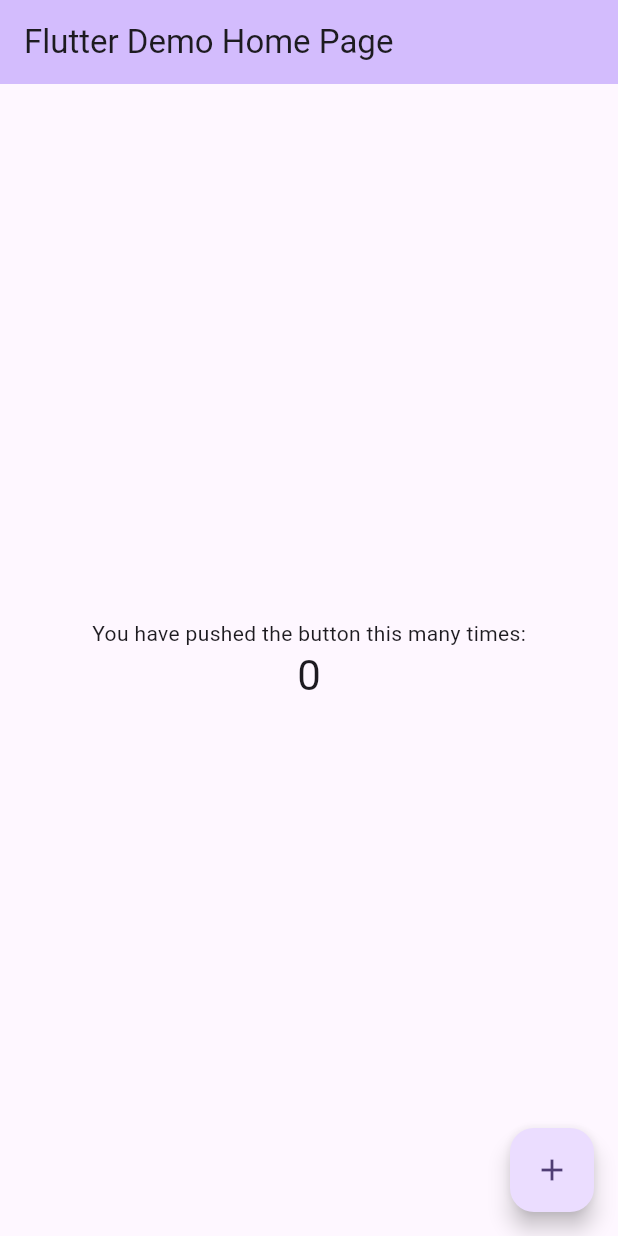
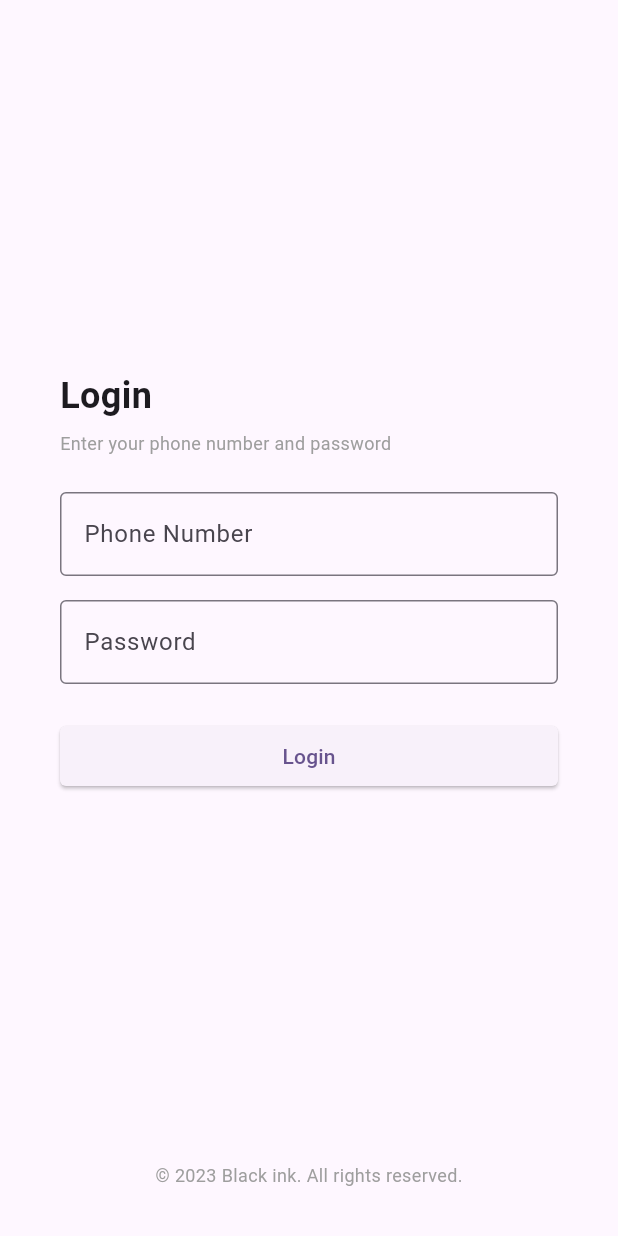
Before and after one commit to eyoelmeles/BuildConnectMobile, a Flutter app: the screen it shows after launch, on a phone screen of 412 x 824 dp. Run offline on Flutter 3.47's test engine with Material 2 defaults, Android fonts, the phone set to English and light mode, and no system bars.

Commit message:
add: packages, create: login ui

```diff
--- a/lib/main.dart
+++ b/lib/main.dart
@@ -1,3 +1,4 @@
+import 'package:build_connect_mobile/presentation/screens/login.dart';
 import 'package:flutter/material.dart';
 
 void main() {
@@ -7,46 +8,21 @@
 class MyApp extends StatelessWidget {
   const MyApp({super.key});
 
-  // This widget is the root of your application.
   @override
   Widget build(BuildContext context) {
     return MaterialApp(
       title: 'Flutter Demo',
       theme: ThemeData(
-        // This is the theme of your application.
-        //
-        // TRY THIS: Try running your application with "flutter run". You'll see
-        // the application has a blue toolbar. Then, without quitting the app,
-        // try changing the seedColor in the colorScheme below to Colors.green
-        // and then invoke "hot reload" (save your changes or press the "hot
-        // reload" button in a Flutter-supported IDE, or press "r" if you used
-        // the command line to start the app).
-        //
-        // Notice that the counter didn't reset back to zero; the application
-        // state is not lost during the reload. To reset the state, use hot
-        // restart instead.
-        //
-        // This works for code too, not just values: Most code changes can be
-        // tested with just a hot reload.
         colorScheme: ColorScheme.fromSeed(seedColor: Colors.deepPurple),
         useMaterial3: true,
       ),
-      home: const MyHomePage(title: 'Flutter Demo Home Page'),
+      home: const MyHomePage(title: 'BuildConnect Daily Report'),
     );
   }
 }
 
 class MyHomePage extends StatefulWidget {
   const MyHomePage({super.key, required this.title});
-
-  // This widget is the home page of your application. It is stateful, meaning
-  // that it has a State object (defined below) that contains fields that affect
-  // how it looks.
-
-  // This class is the configuration for the state. It holds the values (in this
-  // case the title) provided by the parent (in this case the App widget) and
-  // used by the build method of the State. Fields in a Widget subclass are
-  // always marked "final".
 
   final String title;
 
@@ -59,67 +35,18 @@
 
   void _incrementCounter() {
     setState(() {
-      // This call to setState tells the Flutter framework that something has
-      // changed in this State, which causes it to rerun the build method below
-      // so that the display can reflect the updated values. If we changed
-      // _counter without calling setState(), then the build method would not be
-      // called again, and so nothing would appear to happen.
       _counter++;
     });
   }
 
   @override
   Widget build(BuildContext context) {
-    // This method is rerun every time setState is called, for instance as done
-    // by the _incrementCounter method above.
-    //
-    // The Flutter framework has been optimized to make rerunning build methods
-    // fast, so that you can just rebuild anything that needs updating rather
-    // than having to individually change instances of widgets.
-    return Scaffold(
-      appBar: AppBar(
-        // TRY THIS: Try changing the color here to a specific color (to
-        // Colors.amber, perhaps?) and trigger a hot reload to see the AppBar
-        // change color while the other colors stay the same.
-        backgroundColor: Theme.of(context).colorScheme.inversePrimary,
-        // Here we take the value from the MyHomePage object that was created by
-        // the App.build method, and use it to set our appbar title.
-        title: Text(widget.title),
-      ),
-      body: Center(
-        // Center is a layout widget. It takes a single child and positions it
-        // in the middle of the parent.
-        child: Column(
-          // Column is also a layout widget. It takes a list of children and
-          // arranges them vertically. By default, it sizes itself to fit its
-          // children horizontally, and tries to be as tall as its parent.
-          //
-          // Column has various properties to control how it sizes itself and
-          // how it positions its children. Here we use mainAxisAlignment to
-          // center the children vertically; the main axis here is the vertical
-          // axis because Columns are vertical (the cross axis would be
-          // horizontal).
-          //
-          // TRY THIS: Invoke "debug painting" (choose the "Toggle Debug Paint"
-          // action in the IDE, or press "p" in the console), to see the
-          // wireframe for each widget.
-          mainAxisAlignment: MainAxisAlignment.center,
-          children: <Widget>[
-            const Text(
-              'You have pushed the button this many times:',
-            ),
-            Text(
-              '$_counter',
-              style: Theme.of(context).textTheme.headlineMedium,
-            ),
-          ],
-        ),
-      ),
-      floatingActionButton: FloatingActionButton(
-        onPressed: _incrementCounter,
-        tooltip: 'Increment',
-        child: const Icon(Icons.add),
-      ), // This trailing comma makes auto-formatting nicer for build methods.
+    return const Scaffold(
+      // appBar: AppBar(
+      //   backgroundColor: Theme.of(context).colorScheme.inversePrimary,
+      //   title: Text(widget.title),
+      // ),
+      body: LoginScreen(),
     );
   }
 }
--- /dev/null
+++ b/lib/presentation/screens/login.dart
@@ -0,0 +1,156 @@
+import 'package:http/http.dart' as http;
+import 'dart:convert';
+import 'package:flutter/material.dart';
+
+class LoginScreen extends StatefulWidget {
+  const LoginScreen({super.key});
+
+  @override
+  createState() => _LoginScreenState();
+}
+
+class _LoginScreenState extends State<LoginScreen> {
+  final TextEditingController _phoneNumberController = TextEditingController();
+  final TextEditingController _passwordController = TextEditingController();
+
+  @override
+  void dispose() {
+    _phoneNumberController.dispose();
+    _passwordController.dispose();
+    super.dispose();
+  }
+
+  void _login() async {
+    String phoneNumber = _phoneNumberController.text;
+    String password = _passwordController.text;
+
+    // Create a JSON payload with the login data
+    Map<String, dynamic> payload = {
+      'phone_number': phoneNumber,
+      'password': password,
+    };
+
+    // Convert the payload to JSON
+    String jsonPayload = json.encode(payload);
+
+    try {
+      // Send the HTTP POST request
+      http.Response response = await http.post(
+        Uri.parse('http://localhost:5000/api/auth/login'),
+        headers: <String, String>{
+          'Content-Type': 'application/json',
+        },
+        body: jsonPayload,
+      );
+
+      // Handle the response
+      if (response.statusCode == 200) {
+        // Login successful
+        String responseBody = response.body;
+        print(responseBody);
+        // Handle the response from the server as needed
+      } else {
+        // Login failed
+        print('Login failed. Status code: ${response.statusCode}');
+      }
+    } catch (e) {
+      print('Error occurred: $e');
+    }
+  }
+
+  @override
+  Widget build(BuildContext context) {
+    return Scaffold(
+      body: Container(
+        alignment: Alignment.center,
+        padding: const EdgeInsets.symmetric(horizontal: 40.0),
+        child: Column(
+          mainAxisAlignment: MainAxisAlignment.spaceBetween,
+          crossAxisAlignment: CrossAxisAlignment.start,
+          children: <Widget>[
+            Expanded(
+              child: Column(
+                mainAxisAlignment: MainAxisAlignment.center,
+                crossAxisAlignment: CrossAxisAlignment.start,
+                children: [
+                  const Text(
+                    'Login',
+                    style: TextStyle(
+                      fontSize: 24.0,
+                      fontWeight: FontWeight.bold,
+                    ),
+                  ),
+                  const SizedBox(height: 6),
+                  const Text(
+                    'Enter your phone number and password',
+                    style: TextStyle(
+                      fontSize: 12,
+                      color: Colors.grey,
+                    ),
+                  ),
+                  const SizedBox(height: 24.0),
+                  TextField(
+                    controller: _phoneNumberController,
+                    decoration: const InputDecoration(
+                      labelText: 'Phone Number',
+                      border: OutlineInputBorder(),
+                    ),
+                  ),
+                  const SizedBox(height: 16.0),
+                  // TextField(
+                  //   controller: _passwordController,
+                  //   obscureText: true,
+                  //   decoration: const InputDecoration(
+                  //     labelText: 'Password',
+                  //   ),
+                  // ),
+                  TextFormField(
+                    controller: _passwordController,
+                    obscureText: true,
+                    decoration: const InputDecoration(
+                      labelText: 'Password',
+                      border: OutlineInputBorder(),
+                    ),
+                    validator: (value) {
+                      if (value == null || value.isEmpty) {
+                        return 'Please enter password';
+                      }
+                      return null;
+                    },
+                  ),
+                  const SizedBox(height: 24.0),
+                  SizedBox(
+                    width: double.infinity,
+                    child: ElevatedButton(
+                      onPressed: _login,
+                      child: const Text('Login'),
+                      style: ButtonStyle(
+                          shape:
+                              MaterialStateProperty.all<RoundedRectangleBorder>(
+                                  RoundedRectangleBorder(
+                                      borderRadius: BorderRadius.circular(4)))),
+                    ),
+                  ),
+                ],
+              ),
+            ),
+            Container(
+              alignment: Alignment.bottomCenter,
+              child: const Padding(
+                padding: EdgeInsets.only(bottom: 16.0),
+                child: Text(
+                  '© 2023 Black ink. All rights reserved.',
+                  style: TextStyle(
+                    fontSize: 12.0,
+                    color: Colors.grey,
+                  ),
+                ),
+              ),
+            ),
+            const SizedBox(height: 16.0),
+          ],
+        ),
+      ),
+    );
+  }
+}
```
Also changed, not shown: lib/model/material_report.dart (added, +17 -0 lines), lib/model/weather.dart (added, +9 -0 lines), lib/model/work_hour.dart (added, +9 -0 lines), lib/model/work_progress.dart (added, +17 -0 lines), pubspec.yaml (+6 -2 lines), pubspec.lock, 1 other file.
